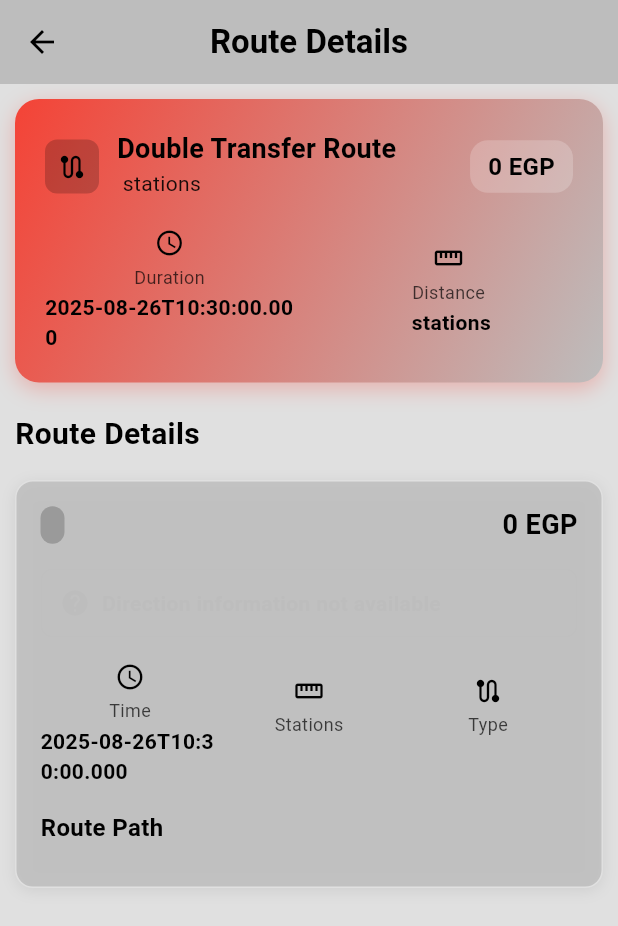
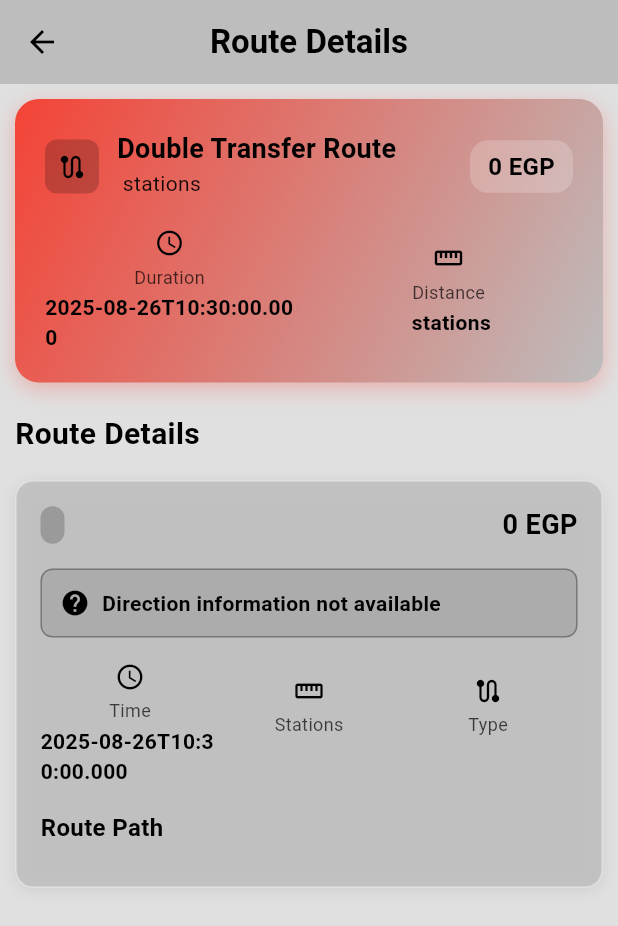
Before and after one commit to mohaaHeiba/Metro_Guide, a Flutter app: the DetailsPage screen opened directly with empty values, on a phone screen of 412 x 824 dp. Shown: the top 926 px of the screen. Run offline on Flutter 3.47's test engine with Material 3 defaults, Android fonts, the phone set to English and light mode, and no system bars; our stand-ins replace floor, get, get_storage, sqflite; accounts and stored records are empty; generated files the repository leaves out were written again; statements that could not run were skipped.

Commit message:
ui of details page is done

```diff
--- a/lib/presentation/controllers/controllers.dart
+++ b/lib/presentation/controllers/controllers.dart
@@ -124,9 +124,9 @@ class HomeController extends GetxController {
   }
 
   Color getColors(int totalStations) {
-    if (totalStations <= 9) return Colors.amber.withOpacity(0.8);
+    if (totalStations <= 9) return Colors.amber;
     if (totalStations <= 16) return Colors.green;
-    if (totalStations <= 23) return Colors.pinkAccent.withOpacity(0.7);
+    if (totalStations <= 23) return Colors.pink;
     return Colors.brown;
   }
 }
--- a/lib/presentation/pages/details/details_page.dart
+++ b/lib/presentation/pages/details/details_page.dart
@@ -127,12 +127,11 @@ class DetailsPage extends StatelessWidget {
       directionText = 'Towards: ${route['direction']}';
     } else if (route['type'] == 'TRANSFER') {
       directionText =
-          'Towards: ${route['direction1']} ⬅ ${route['direction2']}';
+          'Towards: ${route['direction1']} ← ${route['direction2']}';
     } else if (route['type'] == '2 TRANSFER') {
       directionText =
-          '${route['direction1']} ⬅ ${route['direction2']} ⬅ ${route['direction3']}';
+          '${route['direction1']} ← ${route['direction2']} ← ${route['direction3']}';
     } else {
-      directionColor = Colors.grey[400]!;
       directionIcon = Icons.help;
       directionText = 'Direction information not available';
     }
@@ -206,18 +205,20 @@ class DetailsPage extends StatelessWidget {
       List<String> stations = List<String>.from(route['stations']);
 
       stationWidgets.addAll([
-        _buildStationItem(controller.pickUp.value, true, false),
-        ...stations.map((station) => _buildStationItem(station, false, false)),
-        _buildStationItem(controller.pickDown.value, false, true),
+        _buildStationItem(controller.pickUp.value, true, false, context),
+        ...stations.map(
+          (station) => _buildStationItem(station, false, false, context),
+        ),
+        _buildStationItem(controller.pickDown.value, false, true, context),
       ]);
     } else if (route['type'] == 'TRANSFER') {
       // Get part2 list
       List<String> part2 = List<String>.from(route['part2']);
 
       stationWidgets.addAll([
-        _buildStationItem(controller.pickUp.value, true, false),
+        _buildStationItem(controller.pickUp.value, true, false, context),
         ...route['part1'].map(
-          (station) => _buildStationItem(station, false, false),
+          (station) => _buildStationItem(station, false, false, context),
         ),
         _buildTransferItem(
           route['transferAt'],
@@ -225,17 +226,19 @@ class DetailsPage extends StatelessWidget {
           route['line2'],
           context,
         ),
-        ...part2.map((station) => _buildStationItem(station, false, false)),
-        _buildStationItem(controller.pickDown.value, false, true),
+        ...part2.map(
+          (station) => _buildStationItem(station, false, false, context),
+        ),
+        _buildStationItem(controller.pickDown.value, false, true, context),
       ]);
     } else if (route['type'] == '2 TRANSFER') {
       // Get part3 list
       List<String> part3 = List<String>.from(route['part3']);
 
       stationWidgets.addAll([
-        _buildStationItem(controller.pickUp.value, true, false),
+        _buildStationItem(controller.pickUp.value, true, false, context),
         ...route['part1'].map(
-          (station) => _buildStationItem(station, false, false),
+          (station) => _buildStationItem(station, false, false, context),
         ),
         _buildTransferItem(
           route['transfer1At'],
@@ -244,7 +247,7 @@ class DetailsPage extends StatelessWidget {
           context,
         ),
         ...route['part2'].map(
-          (station) => _buildStationItem(station, false, false),
+          (station) => _buildStationItem(station, false, false, context),
         ),
         _buildTransferItem(
           route['transfer2At'],
@@ -252,8 +255,10 @@ class DetailsPage extends StatelessWidget {
           route['line3'],
           context,
         ),
-        ...part3.map((station) => _buildStationItem(station, false, false)),
-        _buildStationItem(controller.pickDown.value, false, true),
+        ...part3.map(
+          (station) => _buildStationItem(station, false, false, context),
+        ),
+        _buildStationItem(controller.pickDown.value, false, true, context),
       ]);
     }
 
@@ -270,7 +275,12 @@ class DetailsPage extends StatelessWidget {
     );
   }
 
-  Widget _buildStationItem(String stationName, bool isStart, bool isEnd) {
+  Widget _buildStationItem(
+    String stationName,
+    bool isStart,
+    bool isEnd,
+    BuildContext context,
+  ) {
     return Padding(
       padding: const EdgeInsets.symmetric(vertical: 4),
       child: Row(
```
Also changed, not shown: lib/presentation/widgets/home_widgets/card_widget.dart (+25 -10 lines).
